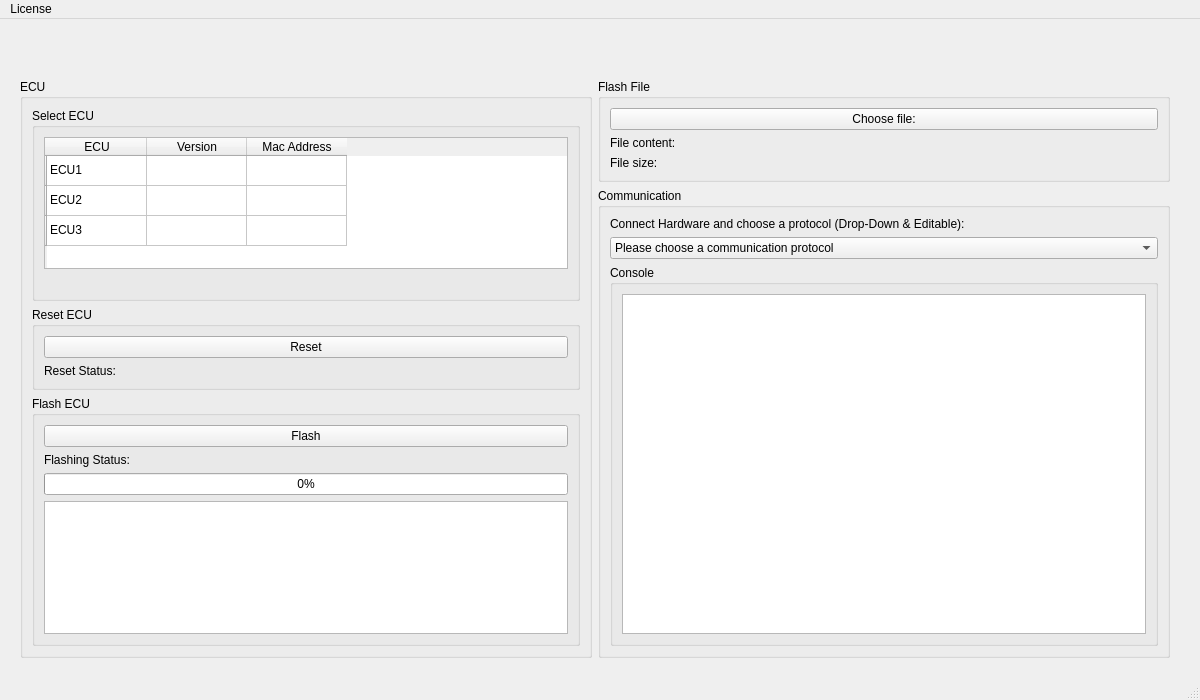
This is WINDOWS_GUI/mainwindow.ui in amosproj/amos2024ss07-updating-flash-boot-loader as Qt 5 draws it before an edit. The edited form follows.
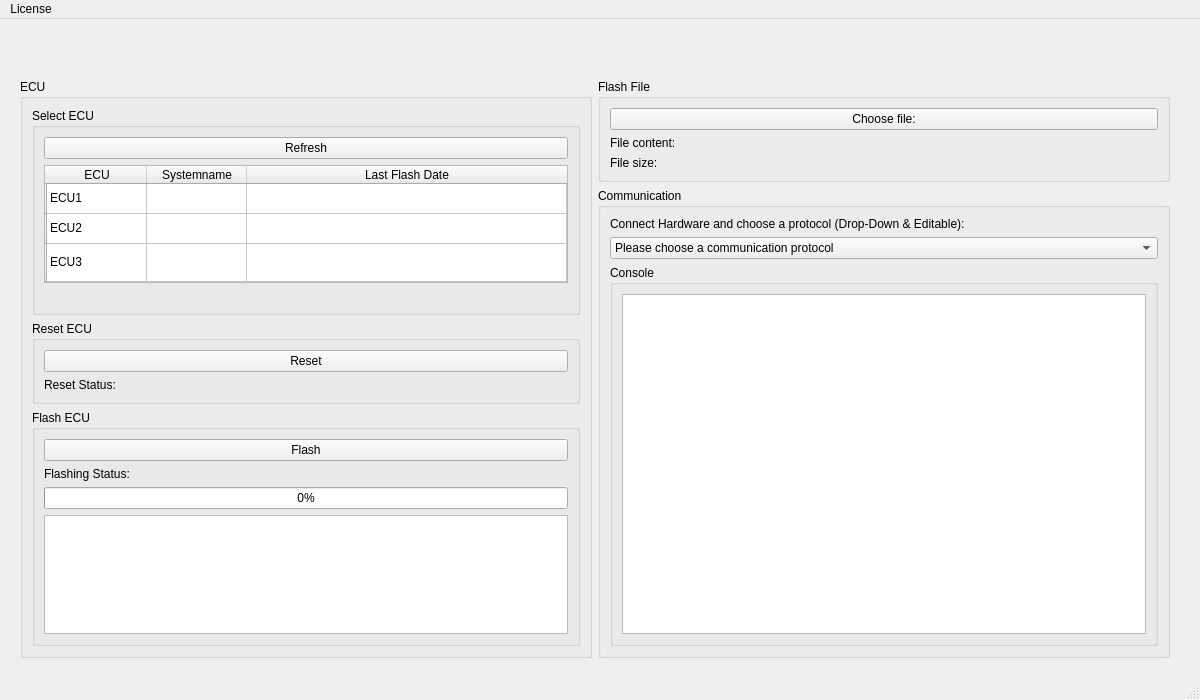
This is the edited form.

Commit message: #68 adjust GUI for further development

Diff of the .ui file:
```diff
--- a/WINDOWS_GUI/mainwindow.ui
+++ b/WINDOWS_GUI/mainwindow.ui
@@ -39,8 +39,21 @@
            <string>Select ECU</string>
           </property>
           <layout class="QVBoxLayout" name="verticalLayout_ECU_select">
+           <item>
+            <widget class="QPushButton" name="pushButton_ECU_refresh">
+             <property name="text">
+              <string>Refresh</string>
+             </property>
+            </widget>
+           </item>
            <item>
             <widget class="QTableWidget" name="table_ECU">
+             <attribute name="horizontalHeaderStretchLastSection">
+              <bool>true</bool>
+             </attribute>
+             <attribute name="verticalHeaderStretchLastSection">
+              <bool>true</bool>
+             </attribute>
              <row>
               <property name="text">
                <string/>
@@ -63,12 +76,12 @@
              </column>
              <column>
               <property name="text">
-               <string>Version</string>
+               <string>Systemname</string>
               </property>
              </column>
              <column>
               <property name="text">
-               <string>Mac Address</string>
+               <string>Last Flash Date</string>
               </property>
              </column>
              <item row="0" column="0">
```
